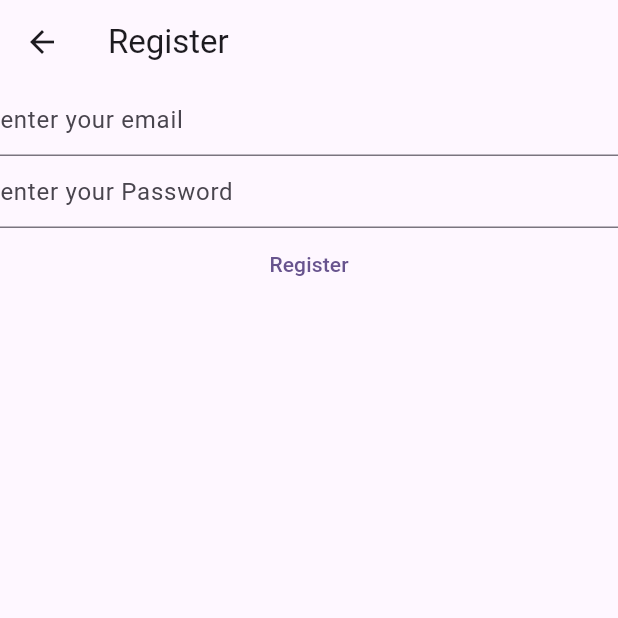
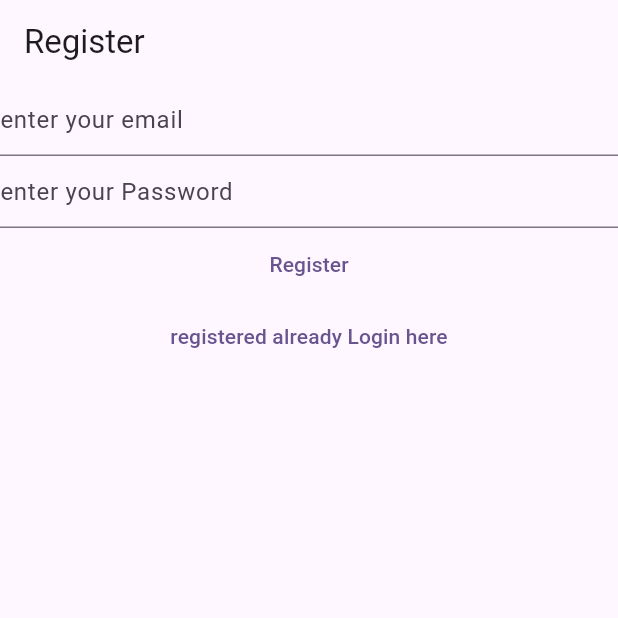
Before and after one commit to harshithmargol19-max/-my-firstproject, a Flutter app: the RegisterView screen opened directly, on a phone screen of 412 x 824 dp, the top half of it. Run offline on Flutter 3.47's test engine with Material 3 defaults, Android fonts, the phone set to English and light mode, and no system bars; our stand-ins replace firebase_auth, firebase_core; accounts and stored records are empty.

Commit message:
Add auth screens anc emial verification view

```diff
--- a/sanman/lib/views/register_view.dart
+++ b/sanman/lib/views/register_view.dart
@@ -1,24 +1,21 @@
 import 'package:firebase_auth/firebase_auth.dart';
-import 'package:firebase_core/firebase_core.dart' show Firebase;
 import 'package:flutter/material.dart'
     show
-        StatefulWidget,
-        State,
-        TextEditingController,
+        AppBar,
         BuildContext,
-        Widget,
-        Text,
-        InputDecoration,
-        AppBar,
-        ConnectionState,
-        TextInputType,
-        TextField,
-        TextButton,
         Center,
         Column,
-        FutureBuilder,
-        Scaffold;
-import 'package:sanman/firebase_options.dart' show DefaultFirebaseOptions;
+        InputDecoration,
+        Scaffold,
+        State,
+        StatefulWidget,
+        Text,
+        TextButton,
+        TextEditingController,
+        TextField,
+        TextInputType,
+        Widget;
+import 'package:flutter/widgets.dart';
 
 class RegisterView extends StatefulWidget {
   const RegisterView({super.key});
@@ -48,25 +45,17 @@
   @override
   Widget build(BuildContext context) {
     return Scaffold(
-      appBar: AppBar(title: const Text('Register')),
-      body: FutureBuilder(
-        future: Firebase.initializeApp(
-          options: DefaultFirebaseOptions.currentPlatform,
-        ),
-
-        builder: (context, snapshot) {
-          switch (snapshot.connectionState) {
-            case ConnectionState.done:
-              return Column(
+      appBar: AppBar(title: Text('Register')),
+      body: Column(
+        children: [
+          Column(
             children: [
               TextField(
                 controller: _email,
                 enableSuggestions: false,
                 autocorrect: false,
                 keyboardType: TextInputType.emailAddress,
-                    decoration: const InputDecoration(
-                      hintText: 'enter your email',
-                    ),
+                decoration: const InputDecoration(hintText: 'enter your email'),
               ),
               TextField(
                 controller: _password,
@@ -78,7 +67,9 @@
                 ),
               ),
               Center(
-                    child: TextButton(
+                child: Column(
+                  children: [
+                    TextButton(
                       onPressed: () async {
                         final email = _email.text;
                         final password = _password.text;
@@ -100,13 +91,21 @@
                       },
                       child: const Text('Register'),
                     ),
+
+                    TextButton(
+                      onPressed: () {
+                        Navigator.of(
+                          context,
+                        ).pushNamedAndRemoveUntil('/login/', (route) => false);
+                      },
+                      child: const Text('registered already Login here'),
                     ),
                   ],
-              );
-            default:
-              return const Text('Loading....');
-          }
-        },
+                ),
+              ),
+            ],
+          ),
+        ],
       ),
     );
   }
```
Also changed, not shown: sanman/lib/main.dart (+101 -9 lines), sanman/lib/views/login_view.dart (+18 -24 lines), sanman/lib/views/verify_email_view.dart (added, +30 -0 lines). Lines whose indentation alone changed are shown as unchanged.
